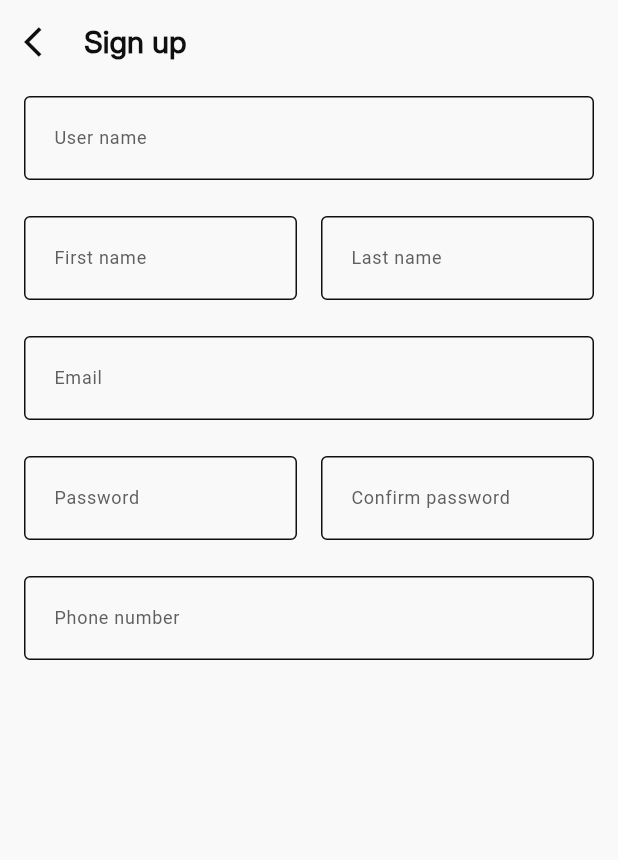
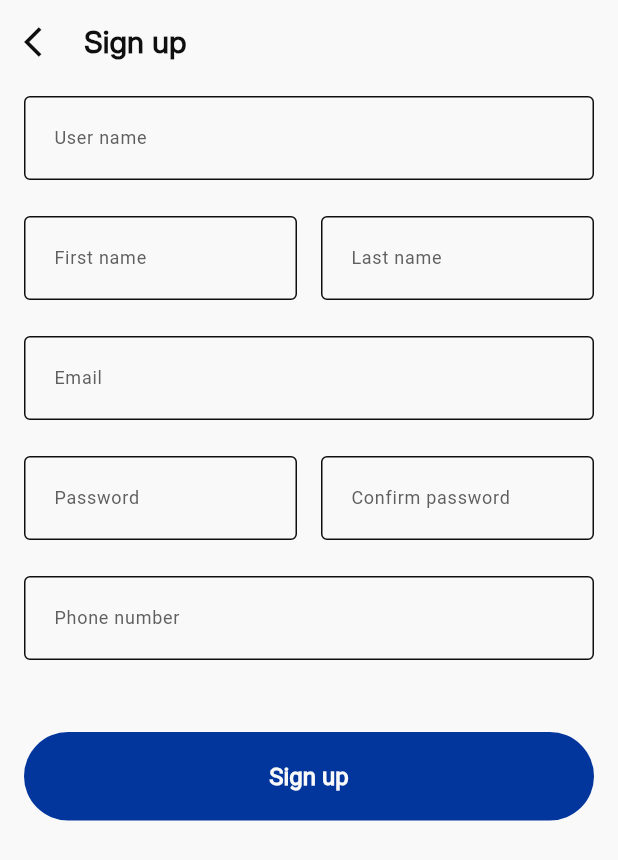
Before and after one commit to ahmedelazab1220/online_exam_app, a Flutter app: the screen it shows after launch, on a phone screen of 412 x 824 dp. Shown: the top 860 px of the screen. Run offline on Flutter 3.47's test engine with Material 3 defaults, Android fonts, the phone set to English and light mode, and no system bars; our stand-ins replace easy_localization.

Commit message:
feat(signUp): make Button Sign Up
- make  Button  and put  ButtonSignUp.dart
- use this Button in sign up body

```diff
--- /dev/null
+++ b/lib/features/auth/sign_up/presentation/view/widgets/button_sign_up.dart
@@ -0,0 +1,19 @@
+import 'package:flutter/material.dart';
+import 'package:online_exam_app/core/utils/extenstion/translations.dart';
+
+class ButtonSignUp extends StatelessWidget {
+  const ButtonSignUp({super.key});
+
+  @override
+  Widget build(BuildContext context) {
+    return    SizedBox(
+      width: double.infinity,
+      child: ElevatedButton(
+          onPressed: () {
+          }, child: Padding(
+        padding: const EdgeInsets.symmetric(vertical:12 ),
+        child: Text(context.signUp),
+      )),
+    );
+  }
+}
--- a/lib/features/auth/sign_up/presentation/view/widgets/sign_up_body.dart
+++ b/lib/features/auth/sign_up/presentation/view/widgets/sign_up_body.dart
@@ -1,8 +1,10 @@
 import 'package:flutter/material.dart';
 import 'package:online_exam_app/core/utils/extenstion/translations.dart';
 import 'package:online_exam_app/features/auth/sign_up/presentation/view/widgets/password_field_sign_up.dart';
+import 'package:online_exam_app/features/auth/sign_up/presentation/view/widgets/phone_field_sign_up.dart';
 import 'package:online_exam_app/features/auth/sign_up/presentation/view/widgets/user_name_field_sign_up.dart';
 
+import 'button_sign_up.dart';
 import 'confirm_password_field.dart';
 import 'email_field_sign_up.dart';
 import 'first_name_field_sign_up.dart';
@@ -46,12 +48,10 @@ class SignUpBody extends StatelessWidget {
               ],
             ),
             _buildSpacer(),
-            TextFormField(
-              decoration: InputDecoration(
-                hintText: context.enterPhoneNumber,
-                labelText: context.phoneNumber,
-              ),
-            )
+            PhoneFieldSignUp(),
+            _buildSpacer(48),
+            ButtonSignUp(),
+
           ],
         ),
       ),
```
